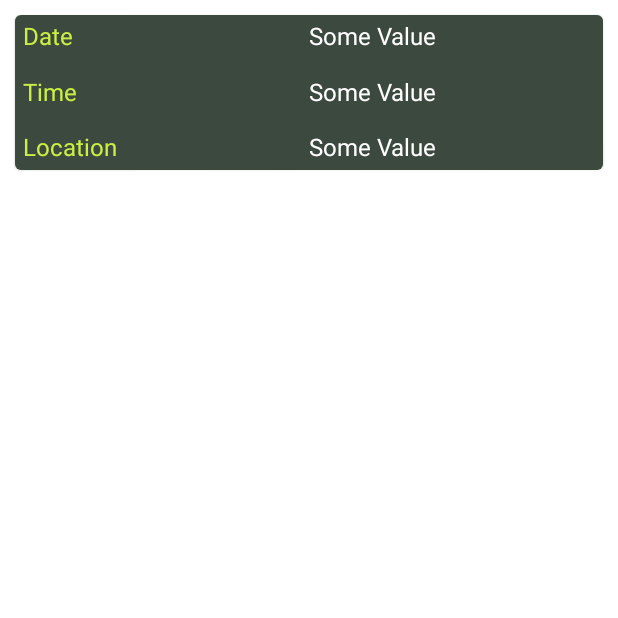
After one commit to dfallow/Tripsi, an Android app built with Jetpack Compose: the composable AddMoment shown on its own in the app's theme, on a phone screen of 412 x 824 dp, the top half of it. The commit adds this screen. Run offline under Robolectric (Android 15) with nearby library versions, the phone set to English and light mode, and no system bars; 2 statements that could not run were skipped.

Commit message:
Moment Information card done

```diff
--- a/app/src/main/java/com/example/tripsi/MainActivity.kt
+++ b/app/src/main/java/com/example/tripsi/MainActivity.kt
@@ -15,7 +15,9 @@ import androidx.compose.ui.res.painterResource
 import androidx.core.app.ActivityCompat
 import androidx.core.content.ContextCompat
 import androidx.preference.PreferenceManager
+import com.example.tripsi.screens.currentTrip.AddMoment
 import com.example.tripsi.screens.currentTrip.CurrentTripView
+import com.example.tripsi.screens.currentTrip.MomentDetails
 import com.example.tripsi.ui.theme.TripsiTheme
 import com.example.tripsi.utils.Location
 import org.osmdroid.config.Configuration
@@ -48,8 +50,9 @@ class MainActivity : ComponentActivity() {
                     modifier = Modifier.fillMaxSize(),
                     color = MaterialTheme.colors.background
                 ) {
-                    Text("Hello there")
+                    //Text("Hello there")
                     //CurrentTripView(location, this, application)
+                    AddMoment()
                 }
             }
         }
--- /dev/null
+++ b/app/src/main/java/com/example/tripsi/screens/currentTrip/AddMoment.kt
@@ -0,0 +1,63 @@
+package com.example.tripsi.screens.currentTrip
+
+import androidx.compose.foundation.background
+import androidx.compose.foundation.layout.*
+import androidx.compose.material.Card
+import androidx.compose.material.MaterialTheme
+import androidx.compose.material.Text
+import androidx.compose.runtime.Composable
+import androidx.compose.ui.Modifier
+import androidx.compose.ui.unit.dp
+
+@Composable
+fun AddMoment() {
+    Column(
+        modifier = Modifier
+            .fillMaxSize()
+    ) {
+        MomentDetails()
+    }
+}
+
+@Composable
+fun MomentDetails() {
+    Card(
+        // Moment Information
+        backgroundColor = MaterialTheme.colors.onBackground,
+        modifier = Modifier
+            .fillMaxWidth()
+            .fillMaxHeight(0.15f)
+            .padding(10.dp)
+    ) {
+        Row(
+            //horizontalArrangement = Arrangement.SpaceBetween,
+            modifier = Modifier
+                .fillMaxWidth()
+                .padding(5.dp)
+        ) {
+
+            Column(
+                // Moment Information titles
+                verticalArrangement = Arrangement.SpaceBetween,
+                modifier = Modifier
+                    .fillMaxHeight()
+                    .fillMaxWidth(0.5f)
+            ) {
+                Text("Date", color = MaterialTheme.colors.primary)
+                Text("Time", color = MaterialTheme.colors.primary)
+                Text("Location", color = MaterialTheme.colors.primary)
+            }
+
+            Column(
+                // Moment Information values
+                verticalArrangement = Arrangement.SpaceBetween,
+                modifier = Modifier
+                    .fillMaxHeight()
+            ) {
+                Text("Some Value", color = MaterialTheme.colors.onSecondary)
+                Text("Some Value", color = MaterialTheme.colors.onSecondary)
+                Text("Some Value", color = MaterialTheme.colors.onSecondary)
+            }
+        }
+    }
+}
```
